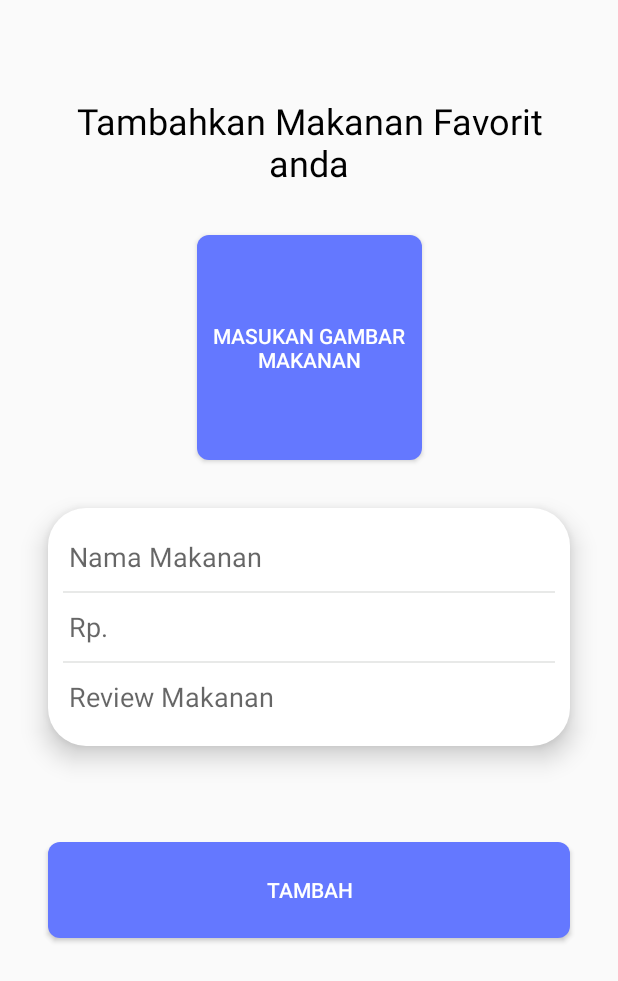
After one commit to Nofri26/MakanEnak, an Android app: the TambahActivity screen opened directly, with no data from a screen before it, on a phone screen of 412 x 824 dp. The commit adds this screen. Shown: the top 981 px of the screen. Run offline under Robolectric (Android 15) with nearby library versions, the phone set to English and light mode, and no system bars; our stand-ins replace Firebase (no records; nobody signed in at launch, a user with empty details on screens opened directly).

Commit message:
Selesai Membuat Tambah data Makanan

```diff
--- a/app/build.gradle
+++ b/app/build.gradle
@@ -36,6 +36,7 @@ dependencies {
     implementation 'com.google.firebase:firebase-database:19.2.1'
     implementation 'com.google.firebase:firebase-auth:19.3.2'
     implementation 'com.google.firebase:firebase-auth-ktx:19.3.1'
+    implementation 'com.google.firebase:firebase-storage-ktx:19.1.1'
     testImplementation 'junit:junit:4.12'
     androidTestImplementation 'androidx.test.ext:junit:1.1.1'
     androidTestImplementation 'androidx.test.espresso:espresso-core:3.2.0'
--- a/app/src/main/AndroidManifest.xml
+++ b/app/src/main/AndroidManifest.xml
@@ -1,6 +1,7 @@
 <?xml version="1.0" encoding="utf-8"?>
 <manifest xmlns:android="http://schemas.android.com/apk/res/android"
     package="com.squidward.makanenak">
+
     <uses-permission android:name="android.permission.INTERNET" />
     <uses-permission android:name="android.permission.ACCESS_WIFI_STATE" />
 
@@ -11,7 +12,8 @@
         android:roundIcon="@mipmap/ic_launcher_round"
         android:supportsRtl="true"
         android:theme="@style/AppTheme">
-        <activity android:name=".Login.LoginActivity"></activity>
+        <activity android:name=".Tambah.TambahActivity"></activity>
+        <activity android:name=".Login.LoginActivity" />
         <activity android:name=".Register.RegisterActivity" />
         <activity android:name=".Walkthrough.WalkthroughActivity" />
         <activity android:name=".MainActivity" />
--- a/app/src/main/res/layout/activity_main.xml
+++ b/app/src/main/res/layout/activity_main.xml
@@ -50,11 +50,11 @@
             android:layout_width="match_parent"
             android:layout_height="@dimen/dimen100"
             android:foregroundGravity="center"
-            android:src="@drawable/ic_logo" />
+            android:src="@drawable/ic_tambah" />
 
         <TextView
             style="@style/TextDescription"
-            android:text="Berisi jumlah kalori yang dikonsumsi hari ini" />
+            android:text="@string/tambah_makanan_baru" />
     </LinearLayout>
 
     <TextView
--- /dev/null
+++ b/app/src/main/res/layout/activity_tambah.xml
@@ -0,0 +1,98 @@
+<?xml version="1.0" encoding="utf-8"?>
+<androidx.constraintlayout.widget.ConstraintLayout xmlns:android="http://schemas.android.com/apk/res/android"
+    xmlns:app="http://schemas.android.com/apk/res-auto"
+    xmlns:tools="http://schemas.android.com/tools"
+    android:layout_width="match_parent"
+    android:layout_height="match_parent"
+    tools:context=".Tambah.TambahActivity">
+
+    <TextView
+        android:id="@+id/t_login"
+        style="@style/PageText"
+        android:layout_width="match_parent"
+        android:layout_height="wrap_content"
+        android:layout_marginHorizontal="@dimen/dimen32"
+        android:layout_marginVertical="@dimen/dimen64"
+        android:text="@string/tambahkan_makanan"
+        app:layout_constraintEnd_toEndOf="parent"
+        app:layout_constraintStart_toStartOf="parent"
+        app:layout_constraintTop_toTopOf="parent" />
+
+    <Button
+        android:id="@+id/btn_image"
+        android:layout_width="150dp"
+        android:layout_height="150dp"
+        android:layout_marginTop="@dimen/dimen32"
+        android:textColor="@color/white"
+        android:background="@drawable/bg_rounded"
+        android:text="@string/masukan_gambar_makanan"
+        app:layout_constraintEnd_toEndOf="parent"
+        app:layout_constraintStart_toStartOf="parent"
+        app:layout_constraintTop_toBottomOf="@+id/t_login">
+    </Button>
+
+    <RelativeLayout
+        android:id="@+id/form_tambah"
+        android:layout_width="match_parent"
+        android:layout_height="wrap_content"
+        android:layout_marginHorizontal="@dimen/dimen32"
+        android:layout_marginTop="@dimen/dimen32"
+        android:background="@drawable/bubble_style"
+        android:elevation="@dimen/dimen10"
+        android:padding="@dimen/dimen10"
+        app:layout_constraintEnd_toEndOf="parent"
+        app:layout_constraintStart_toStartOf="parent"
+        app:layout_constraintTop_toBottomOf="@+id/btn_image">
+
+        <EditText
+            android:id="@+id/et_nama_makanan"
+            android:layout_width="match_parent"
+            android:layout_height="wrap_content"
+            android:backgroundTint="#FFF"
+            android:hint="@string/nama_makanan" />
+
+        <View
+            android:id="@+id/v_saparator1"
+            android:layout_width="match_parent"
+            android:layout_height="1dp"
+            android:layout_below="@id/et_nama_makanan"
+            android:background="#E8E9E8" />
+
+        <EditText
+            android:id="@+id/et_harga"
+            android:layout_width="match_parent"
+            android:layout_height="wrap_content"
+            android:layout_below="@id/v_saparator1"
+            android:backgroundTint="#FFF"
+            android:hint="Rp." />
+
+        <View
+            android:id="@+id/v_saparator2"
+            android:layout_width="match_parent"
+            android:layout_height="1dp"
+            android:layout_below="@id/et_harga"
+            android:background="#E8E9E8" />
+
+        <EditText
+            android:id="@+id/et_review"
+            android:layout_width="match_parent"
+            android:layout_height="wrap_content"
+            android:layout_below="@id/v_saparator2"
+            android:backgroundTint="#FFF"
+            android:hint="@string/review_makanan" />
+    </RelativeLayout>
+
+    <Button
+        android:id="@+id/btn_tambah"
+        android:layout_width="match_parent"
+        android:layout_height="@dimen/dimen64"
+        android:layout_marginHorizontal="@dimen/dimen32"
+        android:layout_marginTop="@dimen/dimen64"
+        android:background="@drawable/bg_rounded"
+        android:text="@string/tambah"
+        android:textColor="@color/white"
+        app:layout_constraintEnd_toEndOf="parent"
+        app:layout_constraintStart_toStartOf="parent"
+        app:layout_constraintTop_toBottomOf="@+id/form_tambah" />
+
+</androidx.constraintlayout.widget.ConstraintLayout>
--- a/app/src/main/res/values/strings.xml
+++ b/app/src/main/res/values/strings.xml
@@ -9,4 +9,10 @@
     <string name="password">Password</string>
     <string name="selanjutnya">Selanjutnya</string>
     <string name="nama_lengkap">Nama Lengkap</string>
+    <string name="tambahkan_makanan">Tambahkan Makanan Favorit anda</string>
+    <string name="nama_makanan">Nama Makanan</string>
+    <string name="review_makanan">Review Makanan</string>
+    <string name="tambah">Tambah</string>
+    <string name="masukan_gambar_makanan">Masukan Gambar Makanan</string>
+    <string name="tambah_makanan_baru">Tambahkan Makanan Favorit Baru</string>
 </resources>
```
Also changed, not shown: app/src/main/java/com/squidward/makanenak/Login/LoginActivity.kt (+0 -7 lines), app/src/main/java/com/squidward/makanenak/MainActivity.kt (+8 -0 lines), app/src/main/java/com/squidward/makanenak/Tambah/TambahActivity.kt (added, +91 -0 lines), app/src/main/res/drawable/ic_tambah.xml (added, +10 -0 lines).
